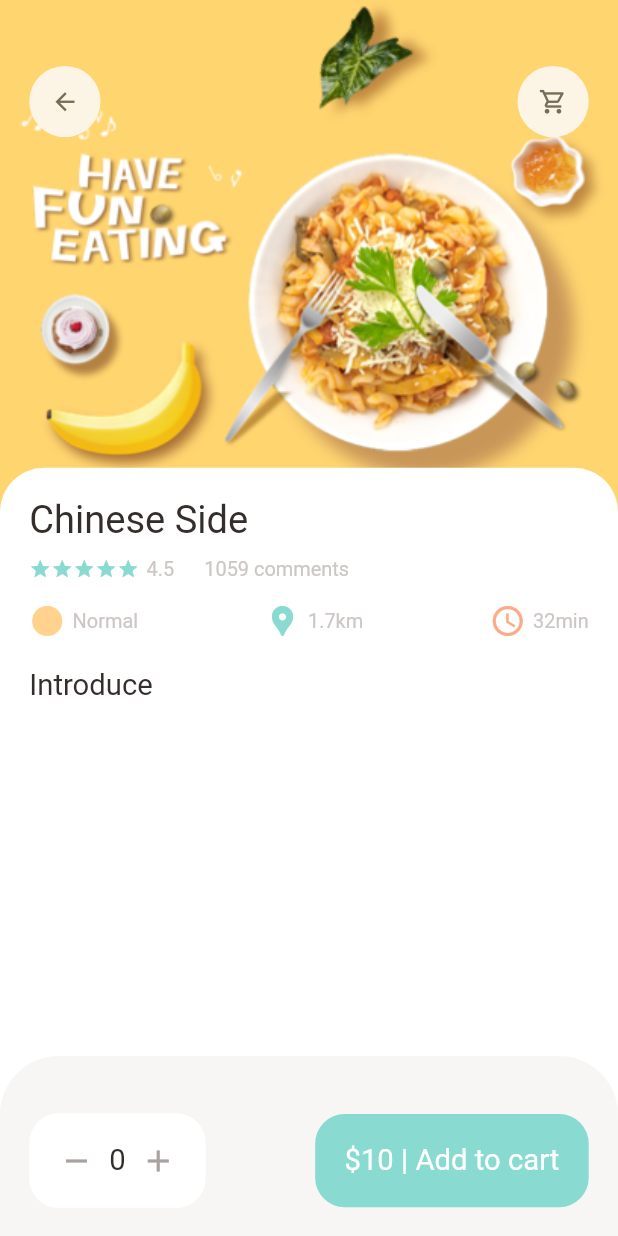
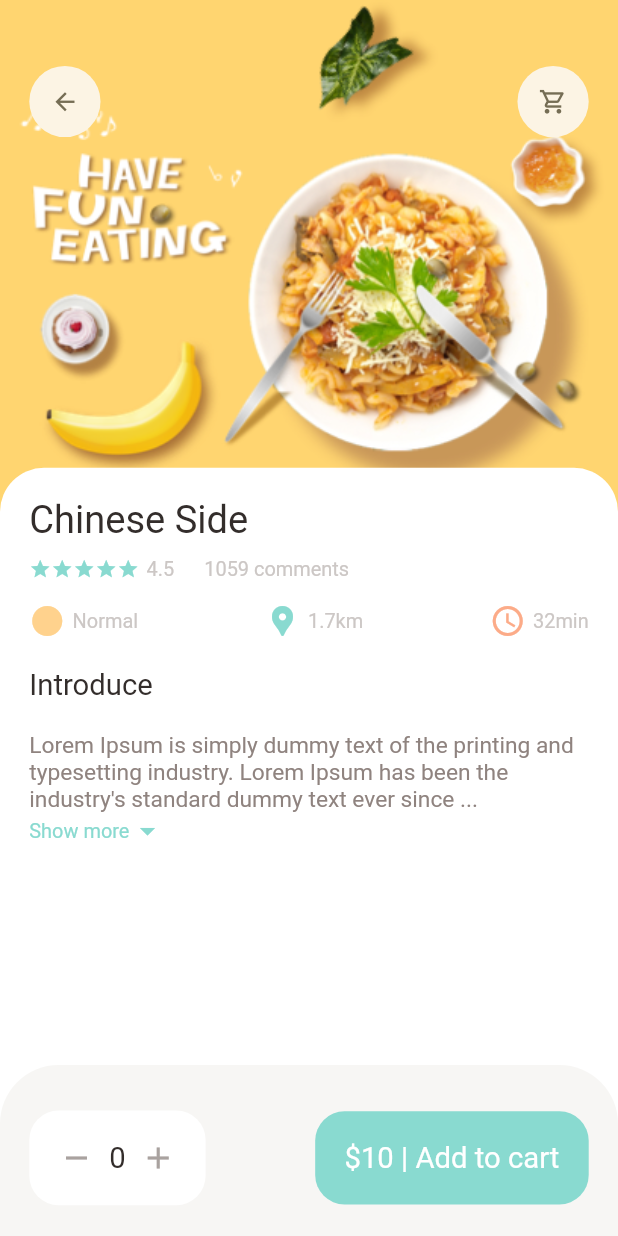
Before and after one commit to MuhammadNasser-BiiMBo/Flutter-FoodDeliveryApp, a Flutter app: the screen it shows after launch, on a phone screen of 412 x 824 dp. Run offline on Flutter 3.47's test engine with Material 2 defaults, Android fonts, the phone set to English and light mode, and no system bars; our stand-ins replace dots_indicator, get.

Commit message:
updated PopularFoodScreen

```diff
--- a/lib/constants/dimensions.dart
+++ b/lib/constants/dimensions.dart
@@ -47,4 +47,7 @@ class Dimensions{
 // Popular Food Sizes
   static double popularFoodImgSize = screenHeight/2.41;
 
+// Bottom Height Bar Sizes
+  static double bottomHeightBar = screenHeight/7.23;
+
 }
--- a/lib/pages/Food/popular_food_details.dart
+++ b/lib/pages/Food/popular_food_details.dart
@@ -2,6 +2,7 @@ import 'package:flutter/material.dart';
 import 'package:food_delivery_app/constants/colors.dart';
 import 'package:food_delivery_app/constants/dimensions.dart';
 import 'package:food_delivery_app/widgets/app_icon.dart';
+import 'package:food_delivery_app/widgets/expandable_text_widget.dart';
 import 'package:food_delivery_app/widgets/food_data_column.dart';
 import '../../widgets/big_text.dart';
 
@@ -17,6 +18,7 @@ class PopularFoodDetails extends StatelessWidget {
       backgroundColor: Colors.white,
       body: Stack(
         children: [
+          // background Image
           Positioned(
               left: 0,
               right: 0,
@@ -29,6 +31,7 @@ class PopularFoodDetails extends StatelessWidget {
                       image: AssetImage('assets/images/food0.png')),
                 ),
               )),
+          // Icon Widgets
           Positioned(
             top: Dimensions.height45,
             left: Dimensions.width20,
@@ -41,6 +44,7 @@ class PopularFoodDetails extends StatelessWidget {
               ],
             )
           ),
+          // introduction of Food
           Positioned(
             left: 0,
             right: 0,
@@ -64,7 +68,16 @@ class PopularFoodDetails extends StatelessWidget {
                 children: [
                   FoodDataColumn(text: 'Chinese Side',size: 26),
                   SizedBox(height: Dimensions.height20,),
-                  BigText(text: 'Introduce')
+                  BigText(text: 'Introduce'),
+                  SizedBox(height: Dimensions.height20,),
+                  const Expanded(
+                     child: SingleChildScrollView(
+                       physics: BouncingScrollPhysics(),
+                       child: ExpandableTextWidget(
+                           text: 'Lorem Ipsum is simply dummy text of the printing and typesetting industry. Lorem Ipsum has been the industry\'s standard dummy text ever since the 1500s, when an unknown printer took a galley of type and scrambled it to make a type specimen book. It has survived not only five centuries, but also the leap into electronic typesetting, remaining essentially unchanged. It was popularised in the 1960s with the release of Letraset sheets containing Lorem Ipsum passages, and more recently with desktop publishing software like Aldus PageMaker including versions of Lorem Ipsum.'
+                       ),
+                     ),
+                   )
                 ],
               ),
             ),
@@ -72,8 +85,8 @@ class PopularFoodDetails extends StatelessWidget {
         ],
       ),
       bottomNavigationBar: Container(
-        height: 120,
-        padding: EdgeInsets.only(top: Dimensions.height20,left: Dimensions.width20,right: Dimensions.width20),
+        height: Dimensions.bottomHeightBar,
+        padding: EdgeInsets.only(top: Dimensions.height10,left: Dimensions.width20,right: Dimensions.width20),
         decoration: BoxDecoration(
           color: AppColors.buttonBackgroundColor,
           borderRadius: BorderRadius.only(
--- /dev/null
+++ b/lib/widgets/expandable_text_widget.dart
@@ -0,0 +1,70 @@
+import 'package:flutter/material.dart';
+import 'package:food_delivery_app/constants/colors.dart';
+import 'package:food_delivery_app/widgets/small_text.dart';
+
+import '../constants/dimensions.dart';
+
+class ExpandableTextWidget extends StatefulWidget {
+  final String text;
+  const ExpandableTextWidget({super.key, required this.text});
+
+  @override
+  State<ExpandableTextWidget> createState() => _ExpandableTextWidgetState();
+}
+
+class _ExpandableTextWidgetState extends State<ExpandableTextWidget> {
+  late String firstHalf;
+  late String secondHalf;
+
+  bool hiddenText = true;
+  double textHeight = Dimensions.screenHeight / 5.78;
+
+  @override
+  void initState(){
+    super.initState();
+    if (widget.text.length > textHeight) {
+      firstHalf = widget.text.substring(0, textHeight.toInt());
+      secondHalf =
+          widget.text.substring(textHeight.toInt() + 1, widget.text.length);
+    } else {
+      firstHalf = widget.text;
+      secondHalf ="";
+    }
+  }
+
+  @override
+  Widget build(BuildContext context) {
+    return Container(
+      child: secondHalf.isEmpty ? SmallText(text: firstHalf,size: 16,color: AppColors.paraColor,) : Column(
+              children: [
+                SmallText(
+                  text: hiddenText ? ('$firstHalf...') : (firstHalf + secondHalf),
+                  size: 16,
+                  color: AppColors.paraColor,
+                ),
+                InkWell(
+                  onTap: () {
+                    setState(() {
+                      hiddenText = !hiddenText;
+                      print(hiddenText);
+                    });
+                  },
+                  child: Row(
+                    children: [
+                      SmallText(
+                        text: hiddenText?'Show more':'Show less',
+                        color: AppColors.mainColor,
+                      ),
+                       Icon(
+                        hiddenText?
+                        Icons.arrow_drop_down:Icons.arrow_drop_up,
+                        color: AppColors.mainColor,
+                      )
+                    ],
+                  ),
+                )
+              ],
+            ),
+    );
+  }
+}
--- a/lib/widgets/small_text.dart
+++ b/lib/widgets/small_text.dart
@@ -4,16 +4,14 @@ import 'package:food_delivery_app/constants/dimensions.dart';
 
 class SmallText extends StatelessWidget {
   final String text;
-  Color? color;
+  Color color;
   double height;
   double size;
-  TextOverflow overFlow ;
   SmallText({
     super.key,this.size = 0,
     required this.text,
     this.height = 1.2,
     this.color = const Color(0xFFccc7c5),
-    this.overFlow=TextOverflow.ellipsis,
   });
 
   @override
@@ -22,7 +20,6 @@ class SmallText extends StatelessWidget {
       text,
       style: TextStyle(
           color: color,
-          overflow: overFlow,
           fontSize: size==0?Dimensions.fontSize14:Dimensions.fontSize14*size/14,
           height: height,
           fontFamily: 'Roboto'
```
